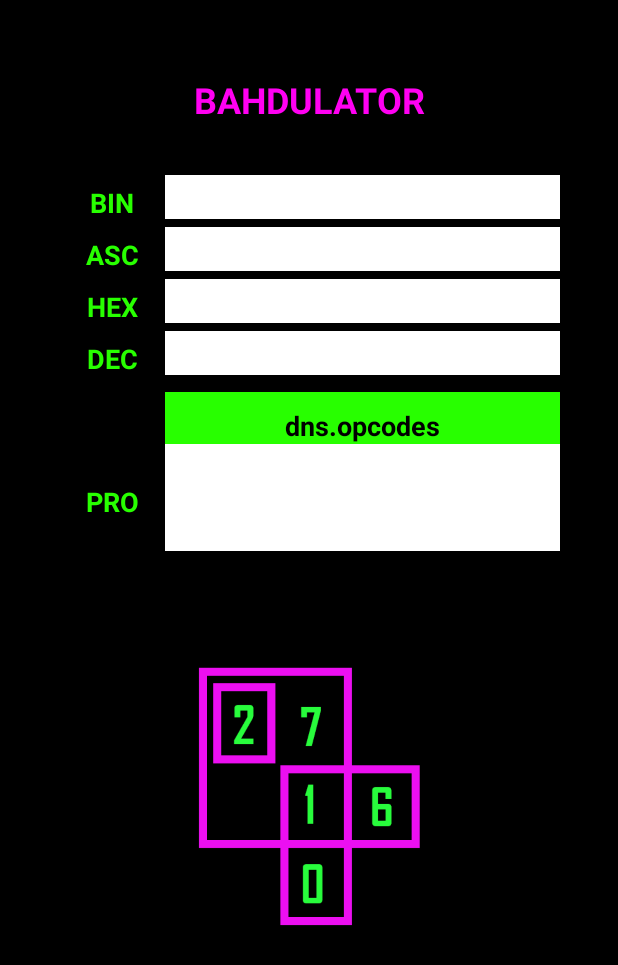
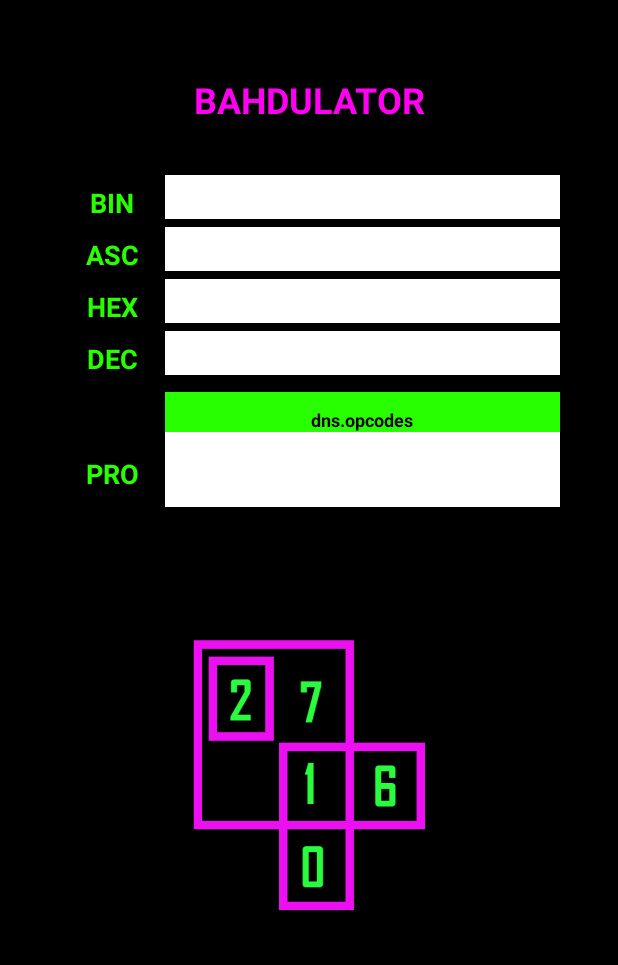
Before and after one commit to sjb-ch1mp/bahdulator, an Android app: the screen it shows after launch (MainActivity), on a phone screen of 412 x 824 dp. Shown: the top 965 px of the screen. Run offline under Robolectric (Android 15) with nearby library versions, the phone set to English and light mode, and no system bars; Roboto replaces fonts that are not available here.

```diff
--- a/app/src/main/java/ch1mp/bahdulator/ProtocolHandler.java
+++ b/app/src/main/java/ch1mp/bahdulator/ProtocolHandler.java
@@ -62,8 +62,6 @@ class ProtocolHandler {
     public void doProtocolSearch(){
 
         String activeProtocol = ((MainActivity) context).getActiveProtocol();
-        menuAnchor.setText(activeProtocol);
-
         ProtocolField pf = getProtocolField(activeProtocol);
         if(pf != null){
             Value value = pf.getFieldValue(((MainActivity) context).getActiveValue());
--- a/app/src/main/res/layout/activity_main.xml
+++ b/app/src/main/res/layout/activity_main.xml
@@ -242,7 +242,7 @@
             android:paddingRight="10dp"
             android:textAlignment="center"
             android:textColor="@android:color/black"
-            android:textSize="18sp"
+            android:textSize="12sp"
             android:textStyle="bold"
             app:fontFamily="@font/aldrich" />
 
@@ -284,7 +284,7 @@
         <EditText
             android:id="@+id/editText_pro"
             android:layout_width="match_parent"
-            android:layout_height="71dp"
+            android:layout_height="50dp"
             android:layout_weight="1"
             android:background="@android:color/white"
             android:enabled="false"
```
Also changed, not shown: app/src/main/java/ch1mp/bahdulator/util/Formatter.java (added, +42 -0 lines).
